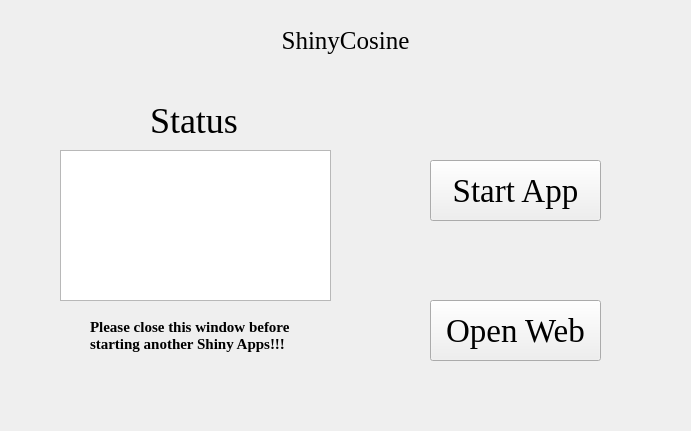
Old version of the form ShinyCosine.ui in the repository hzaurzli/MicroWorldOmics.
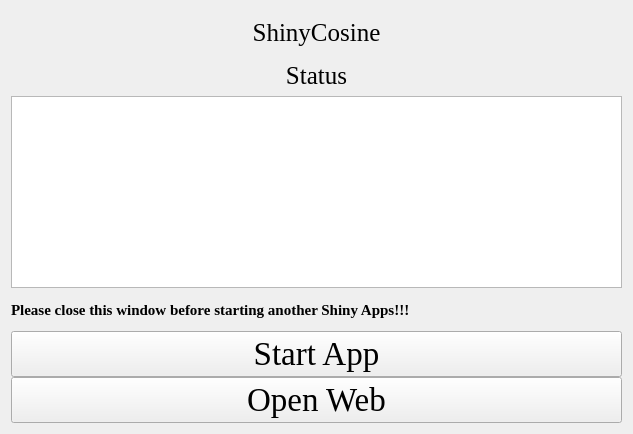
New version of the form. Icons and pictures are not drawn.

What changed in the file:
```diff
--- a/ShinyCosine.ui
+++ b/ShinyCosine.ui
@@ -6,8 +6,8 @@
    <rect>
     <x>0</x>
     <y>0</y>
-    <width>691</width>
-    <height>431</height>
+    <width>633</width>
+    <height>434</height>
    </rect>
   </property>
   <property name="windowTitle">
@@ -16,28 +16,17 @@
   <property name="styleSheet">
    <string notr="true">background-image: url(D:/tools/Pycharm/pyqt/logo/backgroundpage.png)</string>
   </property>
-  <widget class="QTextBrowser" name="textBrowser">
-   <property name="geometry">
-    <rect>
-     <x>60</x>
-     <y>150</y>
-     <width>271</width>
-     <height>151</height>
-    </rect>
+  <layout class="QGridLayout" name="gridLayout_4">
+   <property name="verticalSpacing">
+    <number>0</number>
    </property>
-   <property name="styleSheet">
-    <string notr="true">background-image: url(D:/tools/Pycharm/pyqt/logo/white.png)</string>
-   </property>
-  </widget>
+   <item row="0" column="0">
+    <layout class="QGridLayout" name="gridLayout_5">
+     <property name="verticalSpacing">
+      <number>0</number>
+     </property>
+     <item row="0" column="0" colspan="3">
   <widget class="QLabel" name="label">
-   <property name="geometry">
-    <rect>
-     <x>230</x>
-     <y>20</y>
-     <width>231</width>
-     <height>41</height>
-    </rect>
-   </property>
    <property name="font">
     <font>
      <family>Times New Roman</family>
@@ -51,75 +40,32 @@
     <set>Qt::AlignCenter</set>
    </property>
   </widget>
-  <widget class="QLabel" name="label_2">
-   <property name="geometry">
-    <rect>
-     <x>150</x>
-     <y>100</y>
-     <width>101</width>
-     <height>41</height>
-    </rect>
-   </property>
+     </item>
+     <item row="3" column="0" colspan="3">
+      <widget class="QLabel" name="label_4">
    <property name="font">
     <font>
      <family>Times New Roman</family>
-     <pointsize>27</pointsize>
+         <pointsize>19</pointsize>
     </font>
    </property>
    <property name="text">
     <string>Status</string>
    </property>
    <property name="alignment">
-    <set>Qt::AlignLeading|Qt::AlignLeft|Qt::AlignVCenter</set>
-   </property>
-  </widget>
-  <widget class="QPushButton" name="pushButton">
-   <property name="geometry">
-    <rect>
-     <x>430</x>
-     <y>160</y>
-     <width>171</width>
-     <height>61</height>
-    </rect>
-   </property>
-   <property name="font">
-    <font>
-     <family>Times New Roman</family>
-     <pointsize>25</pointsize>
-    </font>
-   </property>
-   <property name="text">
-    <string>Start App</string>
-   </property>
-  </widget>
-  <widget class="QPushButton" name="pushButton_2">
-   <property name="geometry">
-    <rect>
-     <x>430</x>
-     <y>300</y>
-     <width>171</width>
-     <height>61</height>
-    </rect>
-   </property>
-   <property name="font">
-    <font>
-     <family>Times New Roman</family>
-     <pointsize>25</pointsize>
-    </font>
-   </property>
-   <property name="text">
-    <string>Open Web</string>
-   </property>
-  </widget>
+        <set>Qt::AlignCenter</set>
+       </property>
+      </widget>
+     </item>
+     <item row="5" column="0" rowspan="2" colspan="3">
+      <widget class="QTextBrowser" name="textBrowser">
+       <property name="styleSheet">
+        <string notr="true">background-image: url(D:/Documents/Desktop/white.png)</string>
+       </property>
+      </widget>
+     </item>
+     <item row="7" column="0" colspan="3">
   <widget class="QLabel" name="label_3">
-   <property name="geometry">
-    <rect>
-     <x>90</x>
-     <y>310</y>
-     <width>211</width>
-     <height>51</height>
-    </rect>
-   </property>
    <property name="font">
     <font>
      <family>Times New Roman</family>
@@ -129,10 +75,39 @@
     </font>
    </property>
    <property name="text">
-    <string>Please close this window before
-starting another Shiny Apps!!!</string>
-   </property>
-  </widget>
+        <string>Please close this window before starting another Shiny Apps!!!</string>
+       </property>
+      </widget>
+     </item>
+     <item row="8" column="0" colspan="3">
+      <widget class="QPushButton" name="pushButton">
+       <property name="font">
+        <font>
+         <family>Times New Roman</family>
+         <pointsize>25</pointsize>
+        </font>
+       </property>
+       <property name="text">
+        <string>Start App</string>
+       </property>
+      </widget>
+     </item>
+     <item row="9" column="0" colspan="3">
+      <widget class="QPushButton" name="pushButton_2">
+       <property name="font">
+        <font>
+         <family>Times New Roman</family>
+         <pointsize>25</pointsize>
+        </font>
+       </property>
+       <property name="text">
+        <string>Open Web</string>
+       </property>
+      </widget>
+     </item>
+    </layout>
+   </item>
+  </layout>
  </widget>
  <resources/>
  <connections/>
```
Left out of the diff: 2 changed lines with no effect on the pictures. Lines whose indentation alone changed are shown as unchanged.
